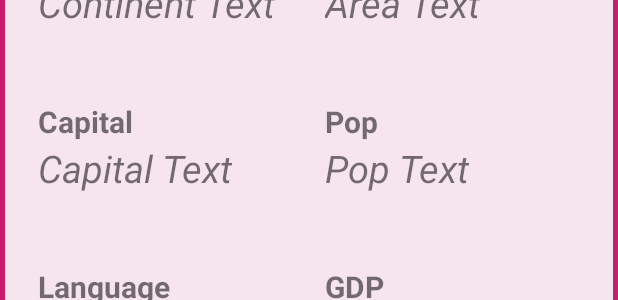
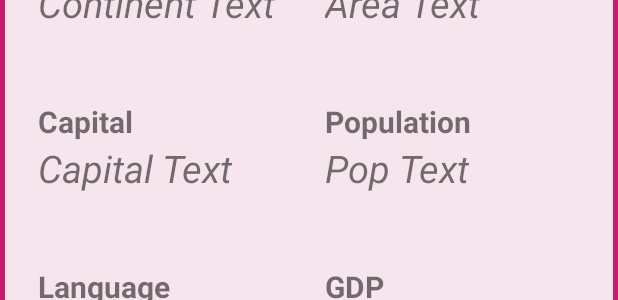
Before and after one commit to lewes5164312/Gamified-Assignment, an Android app: the layout country_detail.xml on its own in the app's theme, with its tools: preview values and no code run, on a phone screen of 412 x 824 dp. Shown: the part 496-796 px from the top of the screen. Run offline under Robolectric (Android 15) with nearby library versions, the light colour scheme and no system bars; network calls fail.

Commit message:
Population Text

```diff
--- a/app/src/main/java/com/example/GeoQuizzer/MainActivity.java
+++ b/app/src/main/java/com/example/GeoQuizzer/MainActivity.java
@@ -31,8 +31,9 @@ import java.util.List;
 
 public class MainActivity extends AppCompatActivity {
 
-    private static final String TAG = "MainActivity";
     private static final String URL_DATA = "https://www.ttnsw.com.au/home/files/2014/8375293875293jkwhjkfhyhh/countries3.json";
+
+    //hashmap used to allow for easy retrival of a key CountryID when passing intents
     private static final HashMap<Integer, Country> countryList = new HashMap<>();
 
     @Override
--- a/app/src/main/res/layout/country_detail.xml
+++ b/app/src/main/res/layout/country_detail.xml
@@ -143,7 +143,7 @@
                 android:layout_height="wrap_content"
                 android:textStyle="bold"
                 android:layout_marginLeft="10dp"
-                android:text="Pop"
+                android:text="Population"
                 android:textSize="20dp"
                 app:layout_constraintTop_toTopOf="@id/capital_label"
                 app:layout_constraintStart_toEndOf="@id/middle"/>
```
